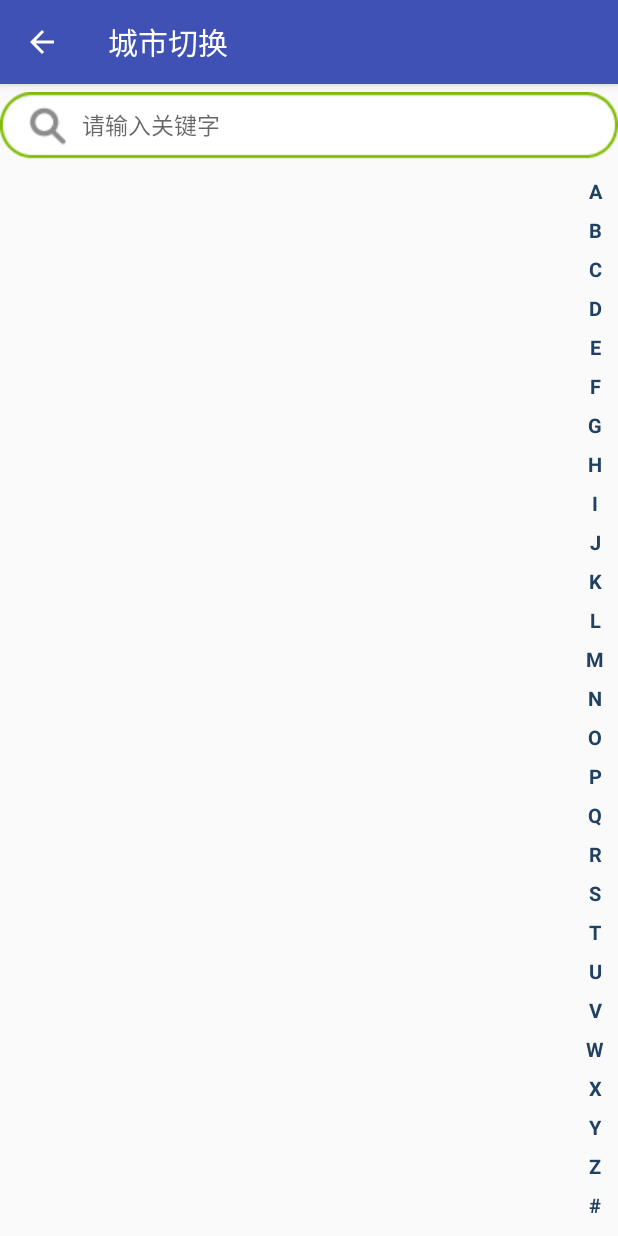
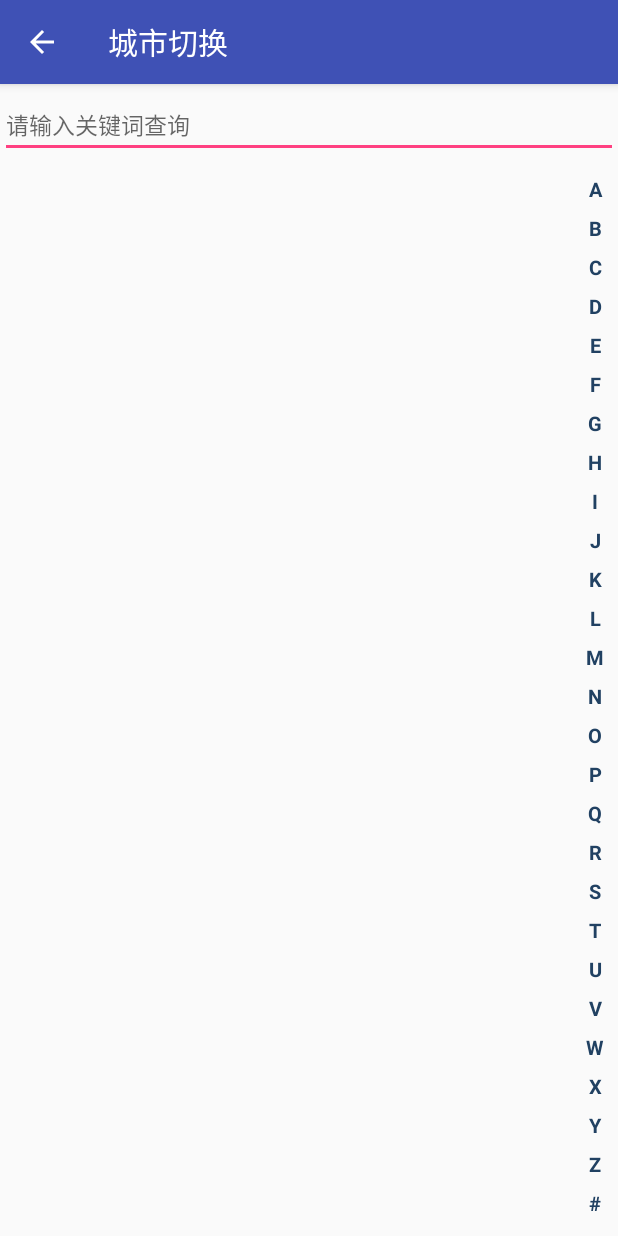
Before and after one commit to rccoder/BusComing, an Android app: the CitySelectActivity screen opened directly, with no data from a screen before it, on a phone screen of 412 x 824 dp. Run offline under Robolectric (Android 15) with nearby library versions, the phone set to English and light mode, and no system bars; 7 statements that could not run were skipped.

Commit message:
Fix citySelect style

```diff
--- a/app/src/main/res/layout/activity_city_select.xml
+++ b/app/src/main/res/layout/activity_city_select.xml
@@ -1,6 +1,5 @@
 <?xml version="1.0" encoding="utf-8"?>
 <android.support.constraint.ConstraintLayout xmlns:android="http://schemas.android.com/apk/res/android"
-    xmlns:app="http://schemas.android.com/apk/res-auto"
     xmlns:tools="http://schemas.android.com/tools"
     android:id="@+id/activity_city_select"
     android:layout_width="match_parent"
@@ -15,10 +14,8 @@
             android:layout_marginTop="5dip"
             android:layout_width="fill_parent"
             android:layout_height="wrap_content"
-            android:background="@drawable/search_bar_edit_selector"
-            android:drawableLeft="@drawable/search_bar_icon_normal"
-            android:hint="请输入关键字"
-            android:singleLine="true"
+            android:hint="@string/please_input_the_key"
+            android:maxLines="1"
             android:textSize="15.0dip" />
 
         <FrameLayout
@@ -47,7 +44,7 @@
                 android:id="@+id/sidebar"
                 android:layout_width="30.0dip"
                 android:layout_height="fill_parent"
-                android:layout_gravity="right|center" />
+                android:layout_gravity="end|center" />
         </FrameLayout>
 
     </LinearLayout>
--- a/app/src/main/res/values/strings.xml
+++ b/app/src/main/res/values/strings.xml
@@ -46,4 +46,7 @@
     <string name="stoptext">站点查询</string>
     <string name="destext">起始地-目的地查询</string>
 
+    <!-- city selected-->
+    <string name="please_input_the_key">请输入关键词查询</string>
+
 </resources>
```
